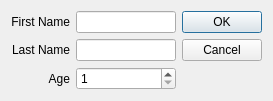
Before: the Qt Designer form QT_Training/dialogaddnewperson.ui in AndrejVelevski/QtWinSoft-Training, drawn with Qt 5.
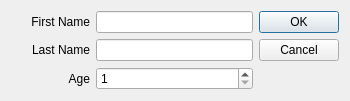
After: the same form once the commit is applied.

```diff
--- a/QT_Training/dialogaddnewperson.ui
+++ b/QT_Training/dialogaddnewperson.ui
@@ -6,7 +6,7 @@
    <rect>
     <x>0</x>
     <y>0</y>
-    <width>273</width>
+    <width>350</width>
     <height>101</height>
    </rect>
   </property>
```
